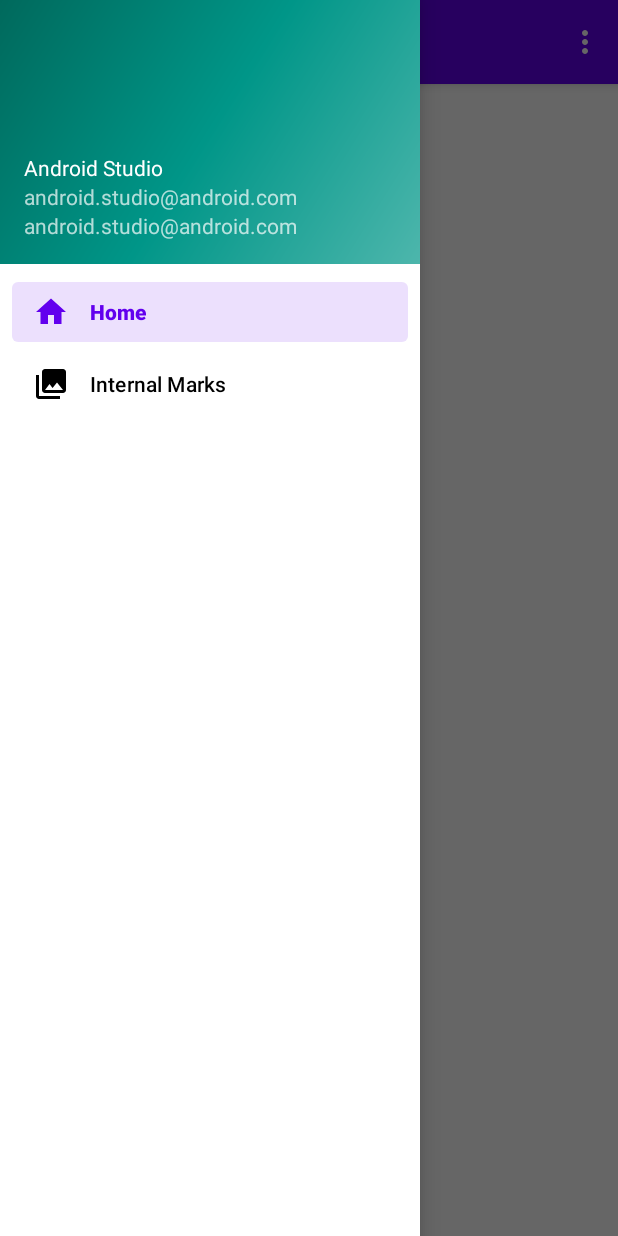
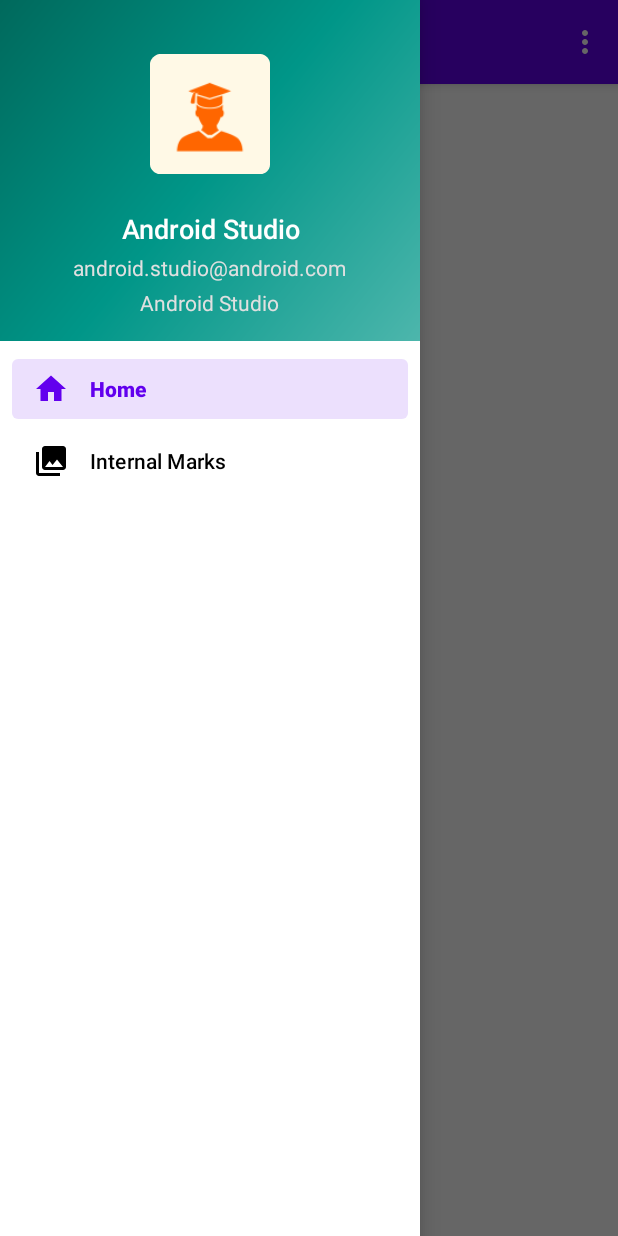
Before and after one commit to abjeet16/collegeManagment_student_android, an Android app: the MainActivity screen opened directly, with no data from a screen before it, with the side drawer open, on a phone screen of 412 x 824 dp. Run offline under Robolectric (Android 15) with nearby library versions, the phone set to English and light mode, and no system bars; our stand-ins replace navigation-ui; libraries missing offline, so code that uses them is left out: com.github.mikephil.charting.

Commit message:
made lots of changes

```diff
--- a/app/build.gradle.kts
+++ b/app/build.gradle.kts
@@ -56,6 +56,7 @@
     testImplementation(libs.junit)
     androidTestImplementation(libs.androidx.junit)
     androidTestImplementation(libs.androidx.espresso.core)
+    implementation("androidx.cardview:cardview:1.0.0")
     implementation("com.android.volley:volley:1.2.1")
     implementation("com.google.code.gson:gson:2.10.1")
     implementation ("com.github.PhilJay:MPAndroidChart:3.1.0")
--- a/app/src/main/AndroidManifest.xml
+++ b/app/src/main/AndroidManifest.xml
@@ -17,6 +17,7 @@
         tools:targetApi="31">
         <activity
             android:name=".LoginActivity"
+            android:theme="@style/Theme.AttendanceAppStudent.NoActionBar"
             android:exported="true">
             <intent-filter>
                 <action android:name="android.intent.action.MAIN" />
@@ -26,7 +27,7 @@
         </activity>
         <activity
             android:name=".MainActivity"
-            android:exported="true"
+            android:exported="false"
             android:label="@string/app_name"
             android:theme="@style/Theme.AttendanceAppStudent.NoActionBar">
         </activity>
--- /dev/null
+++ b/app/src/main/res/drawable/background_card.xml
@@ -0,0 +1,6 @@
+<?xml version="1.0" encoding="utf-8"?>
+<shape xmlns:android="http://schemas.android.com/apk/res/android" android:shape="rectangle">
+    <corners android:radius="8dp" />
+    <solid android:color="@color/white" />
+    <stroke android:width="1dp" android:color="@color/gray" />
+</shape>
--- a/app/src/main/res/layout/activity_login.xml
+++ b/app/src/main/res/layout/activity_login.xml
@@ -6,6 +6,7 @@
     android:layout_width="match_parent"
     android:layout_height="match_parent"
     android:background="@color/white"
+    android:theme="@style/Theme.AttendanceAppStudent.NoActionBar"
     tools:context=".LoginActivity">
 
     <!-- App Logo or Main Image -->
@@ -73,7 +74,7 @@
             android:inputType="textPassword" />
 
         <!-- Sign-In Button -->
-        <Button
+        <com.google.android.material.button.MaterialButton
             android:id="@+id/sign_in_btn"
             android:layout_width="match_parent"
             android:layout_height="wrap_content"
@@ -81,6 +82,7 @@
             android:text="Sign In"
             android:padding="14dp"
             android:background="@drawable/main_btn_styling"
+            app:backgroundTint="@null"
             android:textStyle="bold"
             android:textColor="@color/white"
             android:elevation="4dp" />
--- a/app/src/main/res/layout/nav_header_main.xml
+++ b/app/src/main/res/layout/nav_header_main.xml
@@ -2,41 +2,60 @@
 <LinearLayout xmlns:android="http://schemas.android.com/apk/res/android"
     xmlns:app="http://schemas.android.com/apk/res-auto"
     android:layout_width="match_parent"
-    android:layout_height="@dimen/nav_header_height"
+    android:layout_height="wrap_content"
     android:background="@drawable/side_nav_bar"
-    android:gravity="bottom"
+    android:gravity="center"
     android:orientation="vertical"
-    android:paddingLeft="@dimen/activity_horizontal_margin"
-    android:paddingTop="@dimen/activity_vertical_margin"
-    android:paddingRight="@dimen/activity_horizontal_margin"
-    android:paddingBottom="@dimen/activity_vertical_margin"
+    android:padding="@dimen/activity_horizontal_margin"
     android:theme="@style/ThemeOverlay.AppCompat.Dark">
-    <!--
+
+    <!-- Profile Image -->
     <ImageView
-        android:id="@+id/imageView"
-        android:layout_width="wrap_content"
-        android:layout_height="wrap_content"
+        android:id="@+id/imageViewProfile"
+        android:layout_width="80dp"
+        android:layout_height="80dp"
+        android:layout_marginTop="20dp"
+        android:layout_marginBottom="16dp"
+        android:src="@mipmap/ic_launcher_round"
         android:contentDescription="@string/nav_header_desc"
-        android:paddingTop="@dimen/nav_header_vertical_spacing"
-        app:srcCompat="@mipmap/ic_launcher_round" />-->
+        android:scaleType="centerCrop"
+        android:elevation="4dp" />
 
+    <!-- User Name -->
     <TextView
         android:id="@+id/textViewName"
         android:layout_width="match_parent"
         android:layout_height="wrap_content"
         android:paddingTop="@dimen/nav_header_vertical_spacing"
         android:text="@string/nav_header_title"
-        android:textAppearance="@style/TextAppearance.AppCompat.Body1" />
+        android:textAppearance="@style/TextAppearance.AppCompat.Title"
+        android:fontFamily="sans-serif-medium"
+        android:gravity="center"
+        android:textColor="@color/white"
+        android:textSize="18sp" />
 
+    <!-- User Email -->
     <TextView
         android:id="@+id/textViewEmail"
         android:layout_width="wrap_content"
         android:layout_height="wrap_content"
-        android:text="@string/nav_header_subtitle" />
+        android:layout_marginTop="4dp"
+        android:text="@string/nav_header_subtitle"
+        android:fontFamily="sans-serif"
+        android:gravity="center"
+        android:textColor="@color/bright_gray"
+        android:textSize="14sp" />
 
+    <!-- User Phone -->
     <TextView
         android:id="@+id/textViewPhone"
         android:layout_width="wrap_content"
         android:layout_height="wrap_content"
-        android:text="@string/nav_header_subtitle" />
+        android:layout_marginTop="4dp"
+        android:text="@string/nav_header_title"
+        android:fontFamily="sans-serif"
+        android:gravity="center"
+        android:textColor="@color/bright_gray"
+        android:textSize="14sp" />
+
 </LinearLayout>
--- a/app/src/main/res/mipmap-anydpi/ic_launcher.xml
+++ /dev/null
@@ -1,6 +0,0 @@
-<?xml version="1.0" encoding="utf-8"?>
-<adaptive-icon xmlns:android="http://schemas.android.com/apk/res/android">
-    <background android:drawable="@drawable/ic_launcher_background" />
-    <foreground android:drawable="@drawable/ic_launcher_foreground" />
-    <monochrome android:drawable="@drawable/ic_launcher_foreground" />
-</adaptive-icon>
--- a/app/src/main/res/mipmap-anydpi/ic_launcher_round.xml
+++ /dev/null
@@ -1,6 +0,0 @@
-<?xml version="1.0" encoding="utf-8"?>
-<adaptive-icon xmlns:android="http://schemas.android.com/apk/res/android">
-    <background android:drawable="@drawable/ic_launcher_background" />
-    <foreground android:drawable="@drawable/ic_launcher_foreground" />
-    <monochrome android:drawable="@drawable/ic_launcher_foreground" />
-</adaptive-icon>
--- a/app/src/main/res/values/colors.xml
+++ b/app/src/main/res/values/colors.xml
@@ -25,6 +25,8 @@
 
     <color name="medium_purple">#9575CD</color>
 
+    <color name="bright_gray">#E0E0E0</color> <!-- Brighter shade for text -->
+
     <color name="light_gray">#F2F2F2</color> <!-- Subtle gray background -->
     <color name="soft_purple">#C1AEE9</color> <!-- Soft purple for border -->
     <color name="gray">#A0A0A0</color>
```
Also changed, not shown: app/src/main/res/layout/fragment_home.xml (+29 -5 lines), app/src/main/res/layout/fragment_subject_absent.xml (+22 -1 lines), app/src/main/res/layout/item_subject_absent_attendance.xml (+21 -4 lines), app/src/main/res/layout/item_subject_attendance.xml (+30 -12 lines).
